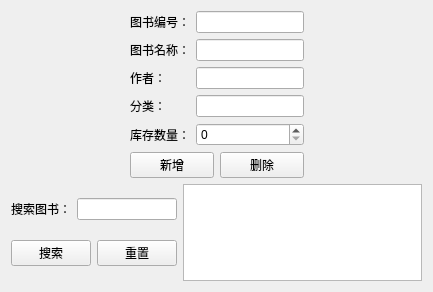
The window that bookpanel.ui (kalpas-boy/QtZhxm) describes before a commit, drawn with Qt 5.
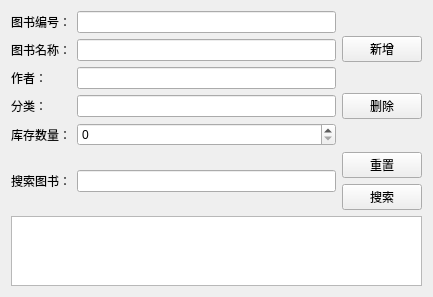
The same window after the commit.

Commit message: bookpanel and readerpanel.ui optimize

The edit to the form file:
```diff
--- a/bookpanel.ui
+++ b/bookpanel.ui
@@ -13,37 +13,11 @@
   <property name="windowTitle">
    <string>Form</string>
   </property>
-  <layout class="QVBoxLayout" name="verticalLayout_3">
-   <item>
-    <spacer name="verticalSpacer_2">
-     <property name="orientation">
-      <enum>Qt::Orientation::Vertical</enum>
-     </property>
-     <property name="sizeHint" stdset="0">
-      <size>
-       <width>20</width>
-       <height>40</height>
-      </size>
-     </property>
-    </spacer>
-   </item>
+  <layout class="QVBoxLayout" name="verticalLayout_4">
    <item>
     <layout class="QHBoxLayout" name="horizontalLayout_2">
      <item>
-      <spacer name="horizontalSpacer">
-       <property name="orientation">
-        <enum>Qt::Orientation::Horizontal</enum>
-       </property>
-       <property name="sizeHint" stdset="0">
-        <size>
-         <width>40</width>
-         <height>20</height>
-        </size>
-       </property>
-      </spacer>
-     </item>
-     <item>
-      <layout class="QVBoxLayout" name="verticalLayout">
+      <layout class="QHBoxLayout" name="horizontalLayout">
        <item>
         <layout class="QFormLayout" name="formLayout">
          <item row="0" column="0">
@@ -99,7 +73,7 @@
         </layout>
        </item>
        <item>
-        <layout class="QHBoxLayout" name="horizontalLayout">
+        <layout class="QVBoxLayout" name="verticalLayout">
          <item>
           <widget class="QPushButton" name="addBookBtn">
            <property name="text">
@@ -118,25 +92,12 @@
        </item>
       </layout>
      </item>
-     <item>
-      <spacer name="horizontalSpacer_2">
-       <property name="orientation">
-        <enum>Qt::Orientation::Horizontal</enum>
-       </property>
-       <property name="sizeHint" stdset="0">
-        <size>
-         <width>40</width>
-         <height>20</height>
-        </size>
-       </property>
-      </spacer>
-     </item>
     </layout>
    </item>
    <item>
-    <layout class="QHBoxLayout" name="horizontalLayout_5">
+    <layout class="QVBoxLayout" name="verticalLayout_3">
      <item>
-      <layout class="QVBoxLayout" name="verticalLayout_2">
+      <layout class="QHBoxLayout" name="horizontalLayout_4">
        <item>
         <layout class="QHBoxLayout" name="horizontalLayout_3">
          <item>
@@ -152,14 +113,7 @@
         </layout>
        </item>
        <item>
-        <layout class="QHBoxLayout" name="horizontalLayout_4">
-         <item>
-          <widget class="QPushButton" name="searchBookBtn">
-           <property name="text">
-            <string>搜索</string>
-           </property>
-          </widget>
-         </item>
+        <layout class="QVBoxLayout" name="verticalLayout_2">
          <item>
           <widget class="QPushButton" name="resetSearchBtn">
            <property name="text">
@@ -167,6 +121,13 @@
            </property>
           </widget>
          </item>
+         <item>
+          <widget class="QPushButton" name="searchBookBtn">
+           <property name="text">
+            <string>搜索</string>
+           </property>
+          </widget>
+         </item>
         </layout>
        </item>
       </layout>
```
The commit also changes 1 other file.
